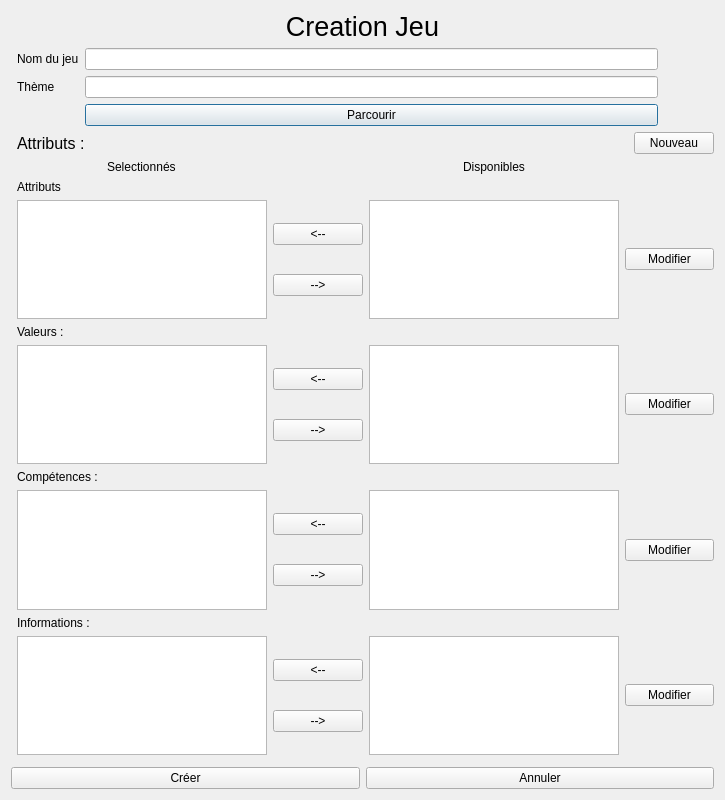
helarion/Application-JDR, file fenetre/formNouveauJeu.ui: the form before one commit.
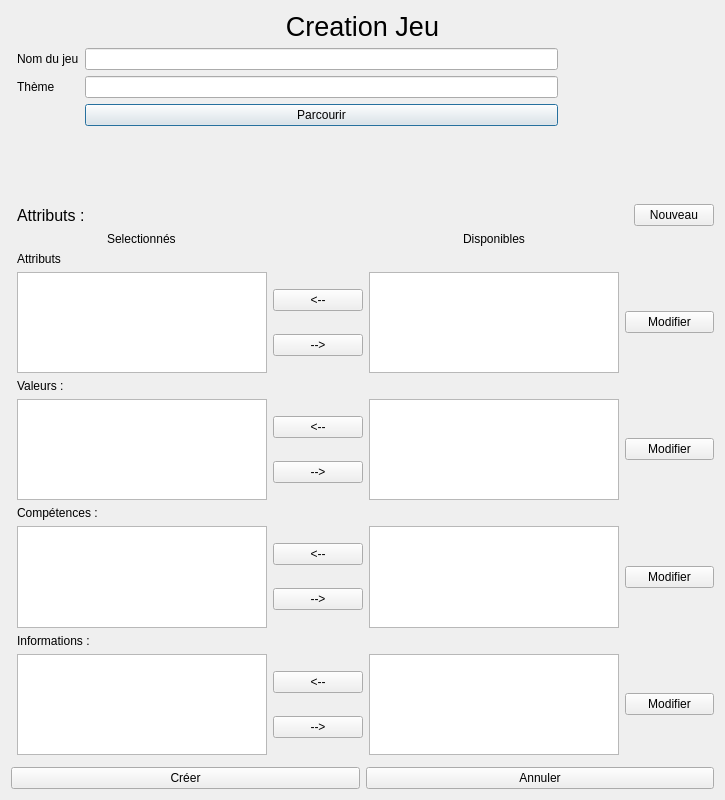
The form after the commit. Icons and pictures are not drawn.

What changed in the file:
```diff
--- a/fenetre/formNouveauJeu.ui
+++ b/fenetre/formNouveauJeu.ui
@@ -86,8 +86,8 @@
           <widget class="QLabel" name="themeImage">
            <property name="minimumSize">
             <size>
-             <width>50</width>
-             <height>50</height>
+             <width>150</width>
+             <height>150</height>
             </size>
            </property>
            <property name="maximumSize">
```
